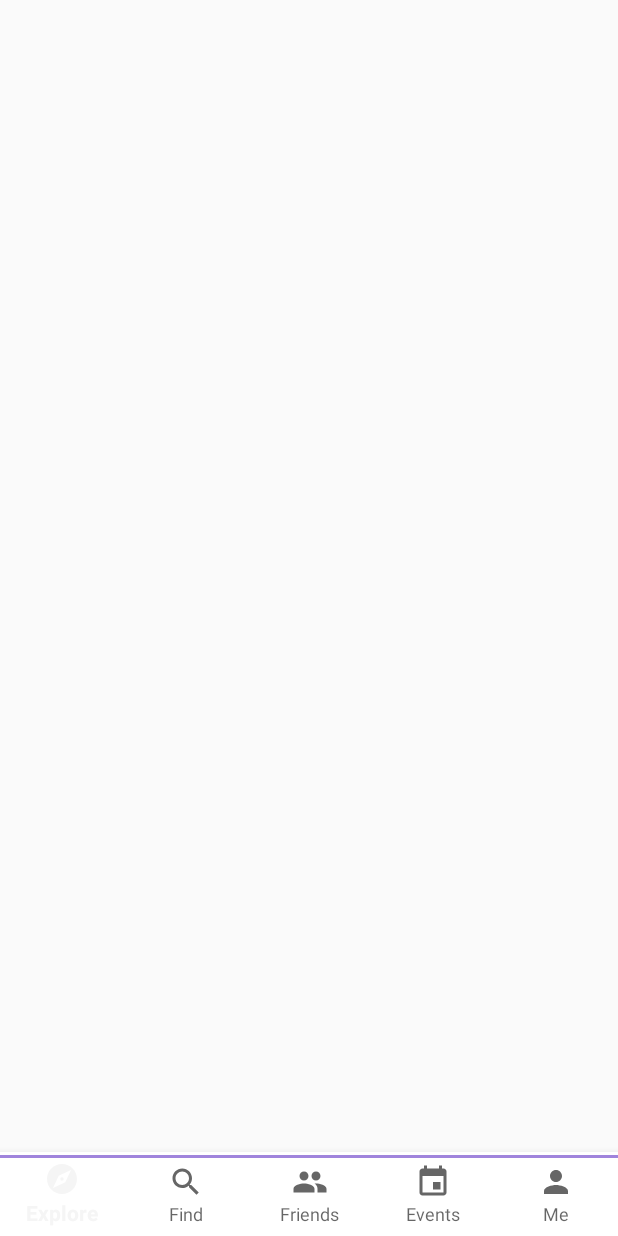
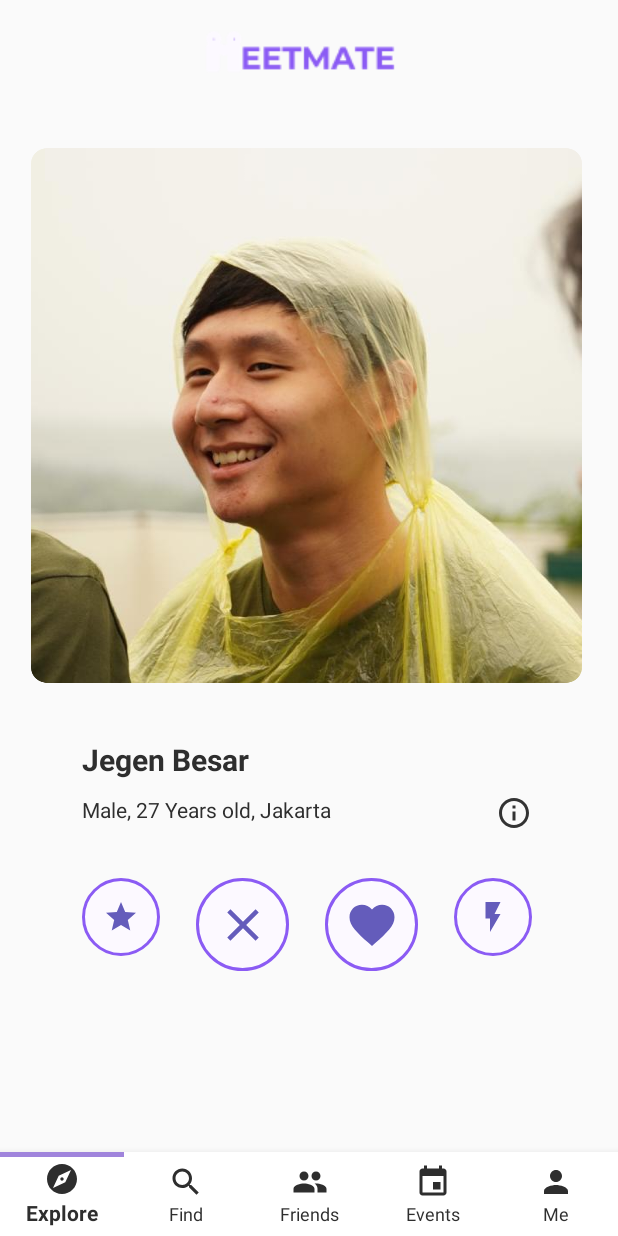
Before and after one commit to jackysetiawan6/Android-MeetMate, an Android app: the HomeActivity screen opened directly, with no data from a screen before it, on a phone screen of 412 x 824 dp. Run offline under Robolectric (Android 15) with nearby library versions, the phone set to English and light mode, and no system bars; our stand-ins replace FlexboxLayout.

Commit message:
update 10 navbar etc

```diff
--- a/app/build.gradle.kts
+++ b/app/build.gradle.kts
@@ -28,6 +28,7 @@ android {
 
     buildFeatures{
         viewBinding = true
+
     }
 
     compileOptions {
--- a/app/src/main/java/com/example/uxlectureproj/HomeActivity.java
+++ b/app/src/main/java/com/example/uxlectureproj/HomeActivity.java
@@ -7,19 +7,49 @@ import androidx.appcompat.app.AppCompatActivity;
 import androidx.core.graphics.Insets;
 import androidx.core.view.ViewCompat;
 import androidx.core.view.WindowInsetsCompat;
+import androidx.fragment.app.Fragment;
+import androidx.fragment.app.FragmentManager;
+import androidx.fragment.app.FragmentTransaction;
+
+import com.example.uxlectureproj.databinding.ActivityHomeBinding;
+import com.example.uxlectureproj.databinding.ActivityMainBinding;
 
 public class HomeActivity extends AppCompatActivity {
 
-    ActivityMainBinding binding;
+    ActivityHomeBinding binding;
     @Override
     protected void onCreate(Bundle savedInstanceState) {
         super.onCreate(savedInstanceState);
         EdgeToEdge.enable(this);
-        setContentView(R.layout.activity_home);
-        ViewCompat.setOnApplyWindowInsetsListener(findViewById(R.id.home), (v, insets) -> {
-            Insets systemBars = insets.getInsets(WindowInsetsCompat.Type.systemBars());
-            v.setPadding(systemBars.left, systemBars.top, systemBars.right, systemBars.bottom);
-            return insets;
+        replaceFragment(new ExploreFragment());
+
+
+        binding = ActivityHomeBinding.inflate(getLayoutInflater());
+        setContentView(binding.getRoot());
+
+        binding.BottomNavigationView.setOnItemSelectedListener(item -> {
+
+            int itemId = item.getItemId();
+
+            if (itemId == R.id.explore) {
+                replaceFragment(new ExploreFragment());
+            } else if (itemId == R.id.find) {
+                replaceFragment(new FindFragment());
+            } else if (itemId == R.id.friends) {
+                replaceFragment(new FriendsFragment());
+            } else if (itemId == R.id.events) {
+                replaceFragment(new EventFragment());
+            } else if (itemId == R.id.me) {
+                replaceFragment(new MeFragment());
+            }
+
+            return true;
         });
     }
+    private void replaceFragment(Fragment fragment){
+        FragmentManager fragmentManager = getSupportFragmentManager();
+        FragmentTransaction fragmentTransaction = fragmentManager.beginTransaction();
+        fragmentTransaction.replace(R.id.frame_layout,fragment);
+        fragmentTransaction.commit();
+    }
 }
--- /dev/null
+++ b/app/src/main/res/drawable/baseline_close_24_purple.xml
@@ -0,0 +1,5 @@
+<vector xmlns:android="http://schemas.android.com/apk/res/android" android:height="24dp" android:tint="#645CBB" android:viewportHeight="24" android:viewportWidth="24" android:width="24dp">
+
+    <path android:fillColor="@android:color/white" android:pathData="M19,6.41L17.59,5 12,10.59 6.41,5 5,6.41 10.59,12 5,17.59 6.41,19 12,13.41 17.59,19 19,17.59 13.41,12z"/>
+
+</vector>
--- /dev/null
+++ b/app/src/main/res/drawable/baseline_close_36.xml
@@ -0,0 +1,5 @@
+<vector xmlns:android="http://schemas.android.com/apk/res/android" android:height="36dp" android:tint="#645CBB" android:viewportHeight="24" android:viewportWidth="24" android:width="36dp">
+
+    <path android:fillColor="@android:color/white" android:pathData="M19,6.41L17.59,5 12,10.59 6.41,5 5,6.41 10.59,12 5,17.59 6.41,19 12,13.41 17.59,19 19,17.59 13.41,12z"/>
+
+</vector>
--- /dev/null
+++ b/app/src/main/res/drawable/baseline_favorite_24.xml
@@ -0,0 +1,5 @@
+<vector xmlns:android="http://schemas.android.com/apk/res/android" android:height="24dp" android:tint="#645CBB" android:viewportHeight="24" android:viewportWidth="24" android:width="24dp">
+
+    <path android:fillColor="@android:color/white" android:pathData="M12,21.35l-1.45,-1.32C5.4,15.36 2,12.28 2,8.5 2,5.42 4.42,3 7.5,3c1.74,0 3.41,0.81 4.5,2.09C13.09,3.81 14.76,3 16.5,3 19.58,3 22,5.42 22,8.5c0,3.78 -3.4,6.86 -8.55,11.54L12,21.35z"/>
+
+</vector>
--- /dev/null
+++ b/app/src/main/res/drawable/baseline_favorite_36.xml
@@ -0,0 +1,5 @@
+<vector xmlns:android="http://schemas.android.com/apk/res/android" android:height="36dp" android:tint="#645CBB" android:viewportHeight="24" android:viewportWidth="24" android:width="36dp">
+
+    <path android:fillColor="@android:color/white" android:pathData="M12,21.35l-1.45,-1.32C5.4,15.36 2,12.28 2,8.5 2,5.42 4.42,3 7.5,3c1.74,0 3.41,0.81 4.5,2.09C13.09,3.81 14.76,3 16.5,3 19.58,3 22,5.42 22,8.5c0,3.78 -3.4,6.86 -8.55,11.54L12,21.35z"/>
+
+</vector>
--- /dev/null
+++ b/app/src/main/res/drawable/baseline_flash_on_24.xml
@@ -0,0 +1,5 @@
+<vector xmlns:android="http://schemas.android.com/apk/res/android" android:height="24dp" android:tint="#645CBB" android:viewportHeight="24" android:viewportWidth="24" android:width="24dp">
+
+    <path android:fillColor="@android:color/white" android:pathData="M7,2v11h3v9l7,-12h-4l4,-8z"/>
+
+</vector>
--- /dev/null
+++ b/app/src/main/res/drawable/baseline_info_24.xml
@@ -0,0 +1,5 @@
+<vector xmlns:android="http://schemas.android.com/apk/res/android" android:height="24dp" android:tint="#000000" android:viewportHeight="24" android:viewportWidth="24" android:width="24dp">
+
+    <path android:fillColor="@android:color/white" android:pathData="M12,2C6.48,2 2,6.48 2,12s4.48,10 10,10 10,-4.48 10,-10S17.52,2 12,2zM13,17h-2v-6h2v6zM13,9h-2L11,7h2v2z"/>
+
+</vector>
--- /dev/null
+++ b/app/src/main/res/drawable/baseline_info_outline_24.xml
@@ -0,0 +1,5 @@
+<vector xmlns:android="http://schemas.android.com/apk/res/android" android:height="24dp" android:tint="#333333" android:viewportHeight="24" android:viewportWidth="24" android:width="24dp">
+
+    <path android:fillColor="@android:color/white" android:pathData="M11,7h2v2h-2V7zM11,11h2v6h-2V11zM12,2C6.48,2 2,6.48 2,12s4.48,10 10,10s10,-4.48 10,-10S17.52,2 12,2zM12,20c-4.41,0 -8,-3.59 -8,-8s3.59,-8 8,-8s8,3.59 8,8S16.41,20 12,20z"/>
+
+</vector>
--- /dev/null
+++ b/app/src/main/res/drawable/baseline_star_24.xml
@@ -0,0 +1,5 @@
+<vector xmlns:android="http://schemas.android.com/apk/res/android" android:height="24dp" android:tint="#645CBB" android:viewportHeight="24" android:viewportWidth="24" android:width="24dp">
+
+    <path android:fillColor="@android:color/white" android:pathData="M12,17.27L18.18,21l-1.64,-7.03L22,9.24l-7.19,-0.61L12,2 9.19,8.63 2,9.24l5.46,4.73L5.82,21z"/>
+
+</vector>
--- a/app/src/main/res/drawable/bottom_nav_selected.xml
+++ b/app/src/main/res/drawable/bottom_nav_selected.xml
@@ -2,8 +2,7 @@
     <!-- Line at the top -->
     <item
 
-        android:top="2dp"
-        android:bottom="52dp">
+        android:bottom="53dp">
         <shape android:shape="rectangle">
             <solid android:color="@color/med_purple"/>
             <size android:height="2dp"/>
--- /dev/null
+++ b/app/src/main/res/drawable/selector_nav.xml
@@ -0,0 +1,8 @@
+<?xml version="1.0" encoding="utf-8"?>
+<selector xmlns:android="http://schemas.android.com/apk/res/android">
+    <!-- State when selected -->
+    <item android:state_checked="true"
+        android:drawable="@drawable/bottom_nav_selected" />
+    <!-- Default state (not selected) -->
+    <item android:drawable="@android:color/transparent" />
+</selector>
--- /dev/null
+++ b/app/src/main/res/drawable/super_round.xml
@@ -0,0 +1,12 @@
+<?xml version="1.0" encoding="utf-8"?>
+<selector xmlns:android="http://schemas.android.com/apk/res/android">
+    <item>
+        <shape android:shape="rectangle">
+            <solid android:color="@color/purple_white"/>
+            <corners android:radius="250dp"/>
+            <stroke
+                android:width="2dp"
+                android:color="@color/def_purple" />
+        </shape>
+    </item>
+</selector>
--- a/app/src/main/res/layout/activity_home.xml
+++ b/app/src/main/res/layout/activity_home.xml
@@ -2,20 +2,34 @@
 <androidx.constraintlayout.widget.ConstraintLayout xmlns:android="http://schemas.android.com/apk/res/android"
     xmlns:app="http://schemas.android.com/apk/res-auto"
     xmlns:tools="http://schemas.android.com/tools"
-    android:id="@+id/home"
+    android:id="@+id/home_main"
     android:layout_width="match_parent"
     android:layout_height="match_parent"
     tools:context=".HomeActivity">
+
+    <FrameLayout
+        android:id="@+id/frame_layout"
+        android:layout_width="410dp"
+        android:layout_height="782dp"
+        android:layout_marginTop="4dp"
+        app:layout_constraintEnd_toEndOf="parent"
+        app:layout_constraintHorizontal_bias="0.0"
+        app:layout_constraintStart_toStartOf="parent"
+        app:layout_constraintTop_toTopOf="parent">
+
+    </FrameLayout>
 
     <com.google.android.material.bottomnavigation.BottomNavigationView
         android:id="@+id/BottomNavigationView"
         android:layout_width="match_parent"
         android:layout_height="wrap_content"
         android:background="@color/white"
-        app:itemBackground="@drawable/bottom_nav_selected"
+        app:itemBackground="@drawable/selector_nav"
         app:itemIconSize="24dp"
         app:labelVisibilityMode="labeled"
         app:layout_constraintBottom_toBottomOf="parent"
+        app:itemTextColor="@color/dark_gray"
+        app:itemIconTint="@color/dark_gray"
         app:layout_constraintEnd_toEndOf="parent"
         app:layout_constraintHorizontal_bias="0.0"
         app:layout_constraintStart_toStartOf="parent"
--- a/app/src/main/res/layout/fragment_explore.xml
+++ b/app/src/main/res/layout/fragment_explore.xml
@@ -1,14 +1,124 @@
 <?xml version="1.0" encoding="utf-8"?>
-<FrameLayout xmlns:android="http://schemas.android.com/apk/res/android"
+<androidx.constraintlayout.widget.ConstraintLayout xmlns:android="http://schemas.android.com/apk/res/android"
+    xmlns:app="http://schemas.android.com/apk/res-auto"
     xmlns:tools="http://schemas.android.com/tools"
     android:layout_width="match_parent"
     android:layout_height="match_parent"
     tools:context=".ExploreFragment">
 
-    <!-- TODO: Update blank fragment layout -->
-    <TextView
-        android:layout_width="match_parent"
-        android:layout_height="match_parent"
-        android:text="@string/hello_blank_fragment" />
+    <ImageView
+        android:id="@+id/imageView31"
+        android:layout_width="wrap_content"
+        android:layout_height="wrap_content"
+        android:layout_marginTop="16dp"
+        android:src="@drawable/solidstate"
+        app:layout_constraintEnd_toEndOf="parent"
+        app:layout_constraintHorizontal_bias="0.498"
+        app:layout_constraintStart_toStartOf="parent"
+        app:layout_constraintTop_toTopOf="parent" />
 
-</FrameLayout>
+    <ImageView
+        android:id="@+id/imageView34"
+        android:layout_width="367dp"
+        android:layout_height="367dp"
+        android:layout_marginTop="36dp"
+        android:src="@drawable/stepento"
+        app:layout_constraintEnd_toEndOf="parent"
+        app:layout_constraintHorizontal_bias="0.49"
+        app:layout_constraintStart_toStartOf="parent"
+        app:layout_constraintTop_toBottomOf="@+id/imageView31" />
+
+    <LinearLayout
+        android:id="@+id/linearLayout5"
+        android:layout_width="300dp"
+        android:layout_height="wrap_content"
+        android:layout_marginTop="32dp"
+        android:orientation="vertical"
+        app:layout_constraintEnd_toEndOf="parent"
+        app:layout_constraintHorizontal_bias="0.495"
+        app:layout_constraintStart_toStartOf="parent"
+        app:layout_constraintTop_toBottomOf="@+id/imageView34">
+
+        <TextView
+            android:id="@+id/textView80"
+            android:layout_width="match_parent"
+            android:layout_height="37dp"
+            android:text="Jegen Besar"
+            android:textColor="@color/dark_gray"
+            android:textSize="@dimen/id_20sp"
+            android:textStyle="bold" />
+
+        <com.google.android.flexbox.FlexboxLayout
+            android:layout_width="match_parent"
+            android:layout_height="wrap_content"
+            android:orientation="horizontal"
+            app:justifyContent="space_between"
+            app:alignItems="center">
+
+            <TextView
+                android:id="@+id/textView89"
+                android:layout_width="wrap_content"
+                android:layout_height="wrap_content"
+                android:layout_weight="1"
+                android:text="Male, 27 Years old, Jakarta"
+                android:textColor="@color/dark_gray"/>
+
+            <ImageView
+                android:id="@+id/imageView40"
+                android:layout_width="wrap_content"
+                android:layout_height="wrap_content"
+                android:layout_weight="1"
+                android:src="@drawable/baseline_info_outline_24" />
+
+        </com.google.android.flexbox.FlexboxLayout>
+
+    </LinearLayout>
+
+    <com.google.android.flexbox.FlexboxLayout
+        android:layout_width="300dp"
+        android:layout_height="wrap_content"
+        android:layout_marginTop="24dp"
+        android:orientation="horizontal"
+        app:alignItems="center"
+        app:justifyContent="space_between"
+        app:layout_constraintBottom_toBottomOf="parent"
+        app:layout_constraintEnd_toEndOf="parent"
+        app:layout_constraintHorizontal_bias="0.495"
+        app:layout_constraintStart_toStartOf="parent"
+        app:layout_constraintTop_toBottomOf="@+id/linearLayout5"
+        app:layout_constraintVertical_bias="0.048">
+
+        <ImageButton
+            android:id="@+id/imageView36"
+            android:layout_width="52dp"
+            android:layout_height="52dp"
+            android:layout_weight="1"
+            android:background="@drawable/super_round"
+            android:src="@drawable/baseline_star_24" />
+
+        <ImageButton
+            android:id="@+id/imageView37"
+            android:layout_width="62dp"
+            android:layout_height="62dp"
+            android:layout_weight="1"
+            android:background="@drawable/super_round"
+            android:src="@drawable/baseline_close_36" />
+
+        <ImageButton
+            android:id="@+id/imageView38"
+            android:layout_width="62dp"
+            android:layout_height="62dp"
+            android:layout_weight="1"
+            android:background="@drawable/super_round"
+            android:src="@drawable/baseline_favorite_36" />
+
+        <ImageButton
+            android:id="@+id/imageView39"
+            android:layout_width="52dp"
+            android:layout_height="52dp"
+            android:layout_weight="1"
+            android:background="@drawable/super_round"
+            android:src="@drawable/baseline_flash_on_24" />
+
+    </com.google.android.flexbox.FlexboxLayout>
+</androidx.constraintlayout.widget.ConstraintLayout>
```
Also changed, not shown: app/src/main/res/drawable/solidstate.png (added), app/src/main/res/drawable/stepento.png (added).
